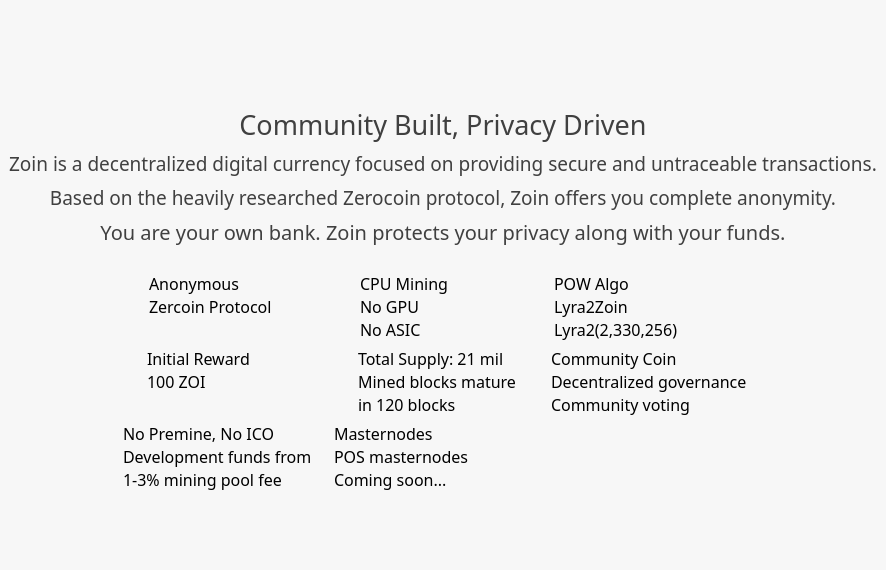
Before: the Qt Designer form src/qt/forms/learnmorepage.ui in noirofficial/noir, drawn with Qt 5.
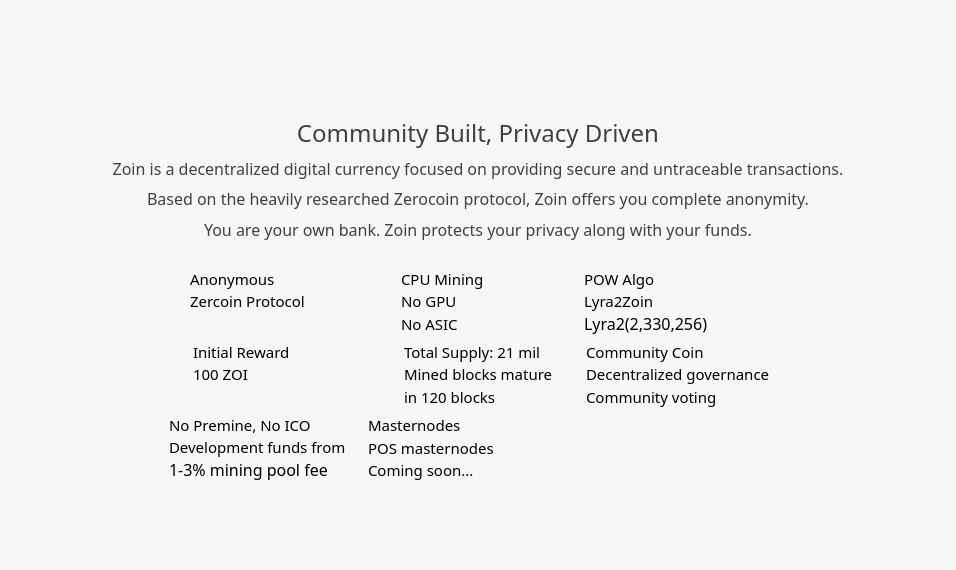
After: the same form once the commit is applied. Icons and pictures are not drawn.

Diff of the .ui file:
```diff
--- a/src/qt/forms/learnmorepage.ui
+++ b/src/qt/forms/learnmorepage.ui
@@ -6,7 +6,7 @@
    <rect>
     <x>0</x>
     <y>0</y>
-    <width>637</width>
+    <width>956</width>
     <height>570</height>
    </rect>
   </property>
@@ -415,7 +415,7 @@
           <property name="font">
            <font>
             <family>ZoinMedium</family>
-            <pointsize>20</pointsize>
+            <pointsize>18</pointsize>
             <weight>50</weight>
             <italic>false</italic>
             <bold>false</bold>
@@ -444,7 +444,7 @@
           <property name="font">
            <font>
             <family>ZoinLight</family>
-            <pointsize>14</pointsize>
+            <pointsize>12</pointsize>
             <weight>50</weight>
             <italic>false</italic>
             <bold>false</bold>
@@ -469,7 +469,7 @@
           <property name="font">
            <font>
             <family>ZoinLight</family>
-            <pointsize>14</pointsize>
+            <pointsize>12</pointsize>
             <weight>50</weight>
             <italic>false</italic>
             <bold>false</bold>
@@ -497,7 +497,7 @@
           <property name="font">
            <font>
             <family>ZoinMedium</family>
-            <pointsize>15</pointsize>
+            <pointsize>12</pointsize>
             <weight>50</weight>
             <bold>false</bold>
            </font>
@@ -588,7 +588,7 @@
               <property name="font">
                <font>
                 <family>ZoinMedium</family>
-                <pointsize>12</pointsize>
+                <pointsize>11</pointsize>
                 <weight>50</weight>
                 <bold>false</bold>
                </font>
@@ -606,7 +606,7 @@
               <property name="font">
                <font>
                 <family>ZoinLight</family>
-                <pointsize>12</pointsize>
+                <pointsize>11</pointsize>
                </font>
               </property>
               <property name="text">
@@ -680,7 +680,7 @@
               <property name="font">
                <font>
                 <family>ZoinMedium</family>
-                <pointsize>12</pointsize>
+                <pointsize>11</pointsize>
                 <weight>50</weight>
                 <bold>false</bold>
                </font>
@@ -707,7 +707,7 @@
               <property name="font">
                <font>
                 <family>ZoinLight</family>
-                <pointsize>12</pointsize>
+                <pointsize>11</pointsize>
                </font>
               </property>
               <property name="text">
@@ -723,7 +723,7 @@
               <property name="font">
                <font>
                 <family>ZoinLight</family>
-                <pointsize>12</pointsize>
+                <pointsize>11</pointsize>
                </font>
               </property>
               <property name="text">
@@ -778,7 +778,7 @@
               <property name="font">
                <font>
                 <family>ZoinMedium</family>
-                <pointsize>12</pointsize>
+                <pointsize>11</pointsize>
                 <weight>50</weight>
                 <bold>false</bold>
                </font>
@@ -796,7 +796,7 @@
               <property name="font">
                <font>
                 <family>ZoinLight</family>
-                <pointsize>12</pointsize>
+                <pointsize>11</pointsize>
                </font>
               </property>
               <property name="text">
@@ -912,7 +912,7 @@
               <property name="font">
                <font>
                 <family>ZoinMedium</family>
-                <pointsize>12</pointsize>
+                <pointsize>11</pointsize>
                 <weight>50</weight>
                 <bold>false</bold>
                </font>
@@ -930,7 +930,7 @@
               <property name="font">
                <font>
                 <family>ZoinLight</family>
-                <pointsize>12</pointsize>
+                <pointsize>11</pointsize>
                </font>
               </property>
               <property name="text">
@@ -1004,7 +1004,7 @@
               <property name="font">
                <font>
                 <family>ZoinMedium</family>
-                <pointsize>12</pointsize>
+                <pointsize>11</pointsize>
                 <weight>50</weight>
                 <bold>false</bold>
                </font>
@@ -1022,7 +1022,7 @@
               <property name="font">
                <font>
                 <family>ZoinLight</family>
-                <pointsize>12</pointsize>
+                <pointsize>11</pointsize>
                </font>
               </property>
               <property name="text">
@@ -1038,7 +1038,7 @@
               <property name="font">
                <font>
                 <family>ZoinLight</family>
-                <pointsize>12</pointsize>
+                <pointsize>11</pointsize>
                </font>
               </property>
               <property name="text">
@@ -1093,7 +1093,7 @@
               <property name="font">
                <font>
                 <family>ZoinMedium</family>
-                <pointsize>12</pointsize>
+                <pointsize>11</pointsize>
                 <weight>50</weight>
                 <bold>false</bold>
                </font>
@@ -1111,7 +1111,7 @@
               <property name="font">
                <font>
                 <family>ZoinLight</family>
-                <pointsize>12</pointsize>
+                <pointsize>11</pointsize>
                </font>
               </property>
               <property name="text">
@@ -1127,7 +1127,7 @@
               <property name="font">
                <font>
                 <family>ZoinLight</family>
-                <pointsize>12</pointsize>
+                <pointsize>11</pointsize>
                </font>
               </property>
               <property name="text">
@@ -1227,7 +1227,7 @@
               <property name="font">
                <font>
                 <family>ZoinMedium</family>
-                <pointsize>12</pointsize>
+                <pointsize>11</pointsize>
                 <weight>50</weight>
                 <bold>false</bold>
                </font>
@@ -1242,7 +1242,7 @@
               <property name="font">
                <font>
                 <family>ZoinLight</family>
-                <pointsize>12</pointsize>
+                <pointsize>11</pointsize>
                </font>
               </property>
               <property name="text">
@@ -1307,7 +1307,7 @@
               <property name="font">
                <font>
                 <family>ZoinMedium</family>
-                <pointsize>12</pointsize>
+                <pointsize>11</pointsize>
                 <weight>50</weight>
                 <bold>false</bold>
                </font>
@@ -1322,7 +1322,7 @@
               <property name="font">
                <font>
                 <family>ZoinLight</family>
-                <pointsize>12</pointsize>
+                <pointsize>11</pointsize>
                </font>
               </property>
               <property name="text">
@@ -1335,7 +1335,7 @@
               <property name="font">
                <font>
                 <family>ZoinLight</family>
-                <pointsize>12</pointsize>
+                <pointsize>11</pointsize>
                </font>
               </property>
               <property name="text">
```
